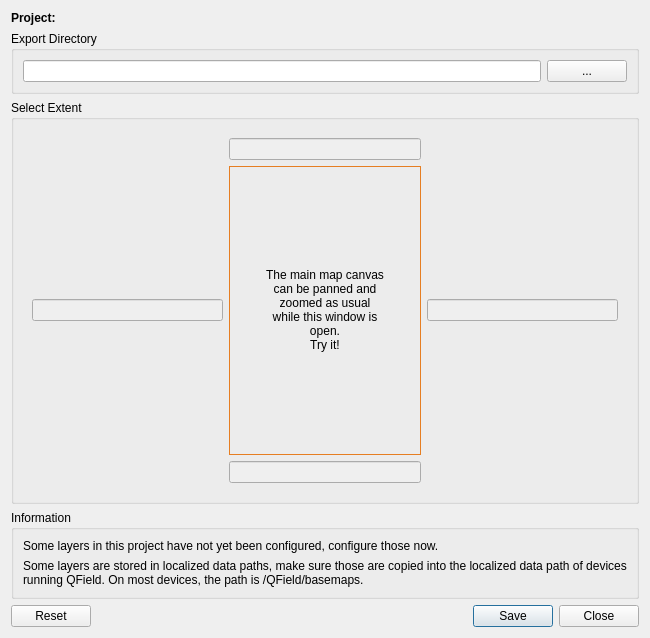
opengisch/qfieldsync, file qfieldsync/ui/package_dialog.ui: the form before one commit.
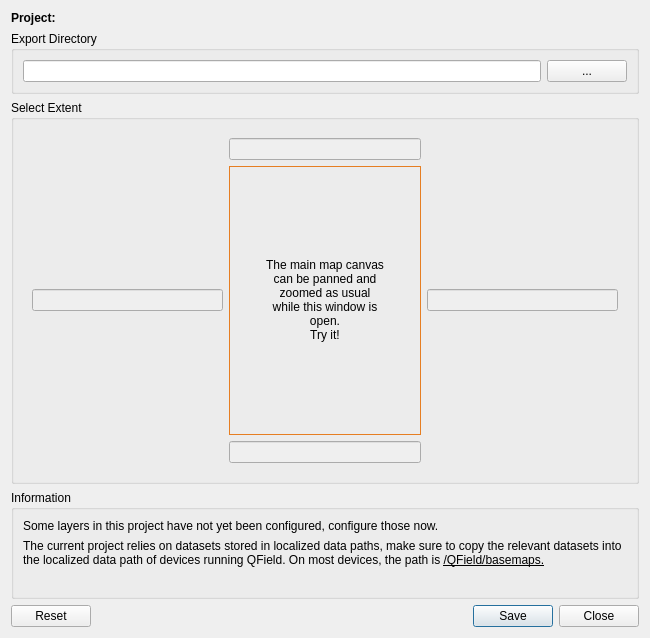
The form after the commit.

Commit message: List layer(s) stored in localized data paths

```diff
--- a/qfieldsync/ui/package_dialog.ui
+++ b/qfieldsync/ui/package_dialog.ui
@@ -255,6 +255,12 @@
      <layout class="QGridLayout" name="gridLayout_8">
       <item row="0" column="0">
        <widget class="QLabel" name="infoConfigurationLabel">
+        <property name="sizePolicy">
+         <sizepolicy hsizetype="Preferred" vsizetype="Minimum">
+          <horstretch>0</horstretch>
+          <verstretch>0</verstretch>
+         </sizepolicy>
+        </property>
         <property name="text">
          <string>Some layers in this project have not yet been configured, configure those now.</string>
         </property>
@@ -265,8 +271,30 @@
       </item>
       <item row="1" column="0">
        <widget class="QLabel" name="infoLocalizedPresentLabel">
+        <property name="sizePolicy">
+         <sizepolicy hsizetype="Preferred" vsizetype="Minimum">
+          <horstretch>0</horstretch>
+          <verstretch>0</verstretch>
+         </sizepolicy>
+        </property>
         <property name="text">
-         <string>Some layers are stored in localized data paths, make sure those are copied into the localized data path of devices running QField. On most devices, the path is /QField/basemaps.</string>
+         <string>The current project relies on datasets stored in localized data paths, make sure to copy the relevant datasets into the localized data path of devices running QField. On most devices, the path is &lt;u&gt;/QField/basemaps.&lt;/u&gt;</string>
+        </property>
+        <property name="wordWrap">
+         <bool>true</bool>
+        </property>
+       </widget>
+      </item>
+      <item row="2" column="0">
+       <widget class="QLabel" name="infoLocalizedLayersLabel">
+        <property name="sizePolicy">
+         <sizepolicy hsizetype="Preferred" vsizetype="Minimum">
+          <horstretch>0</horstretch>
+          <verstretch>0</verstretch>
+         </sizepolicy>
+        </property>
+        <property name="text">
+         <string></string>
         </property>
         <property name="wordWrap">
          <bool>true</bool>
```
The commit also changes 1 other file.
